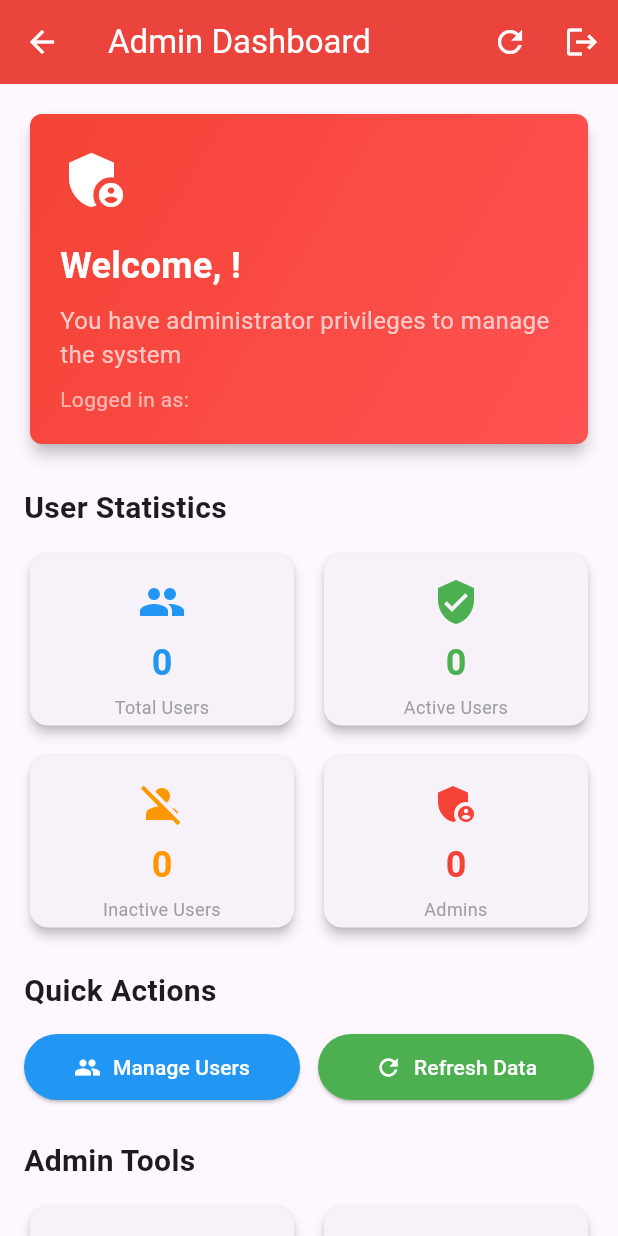
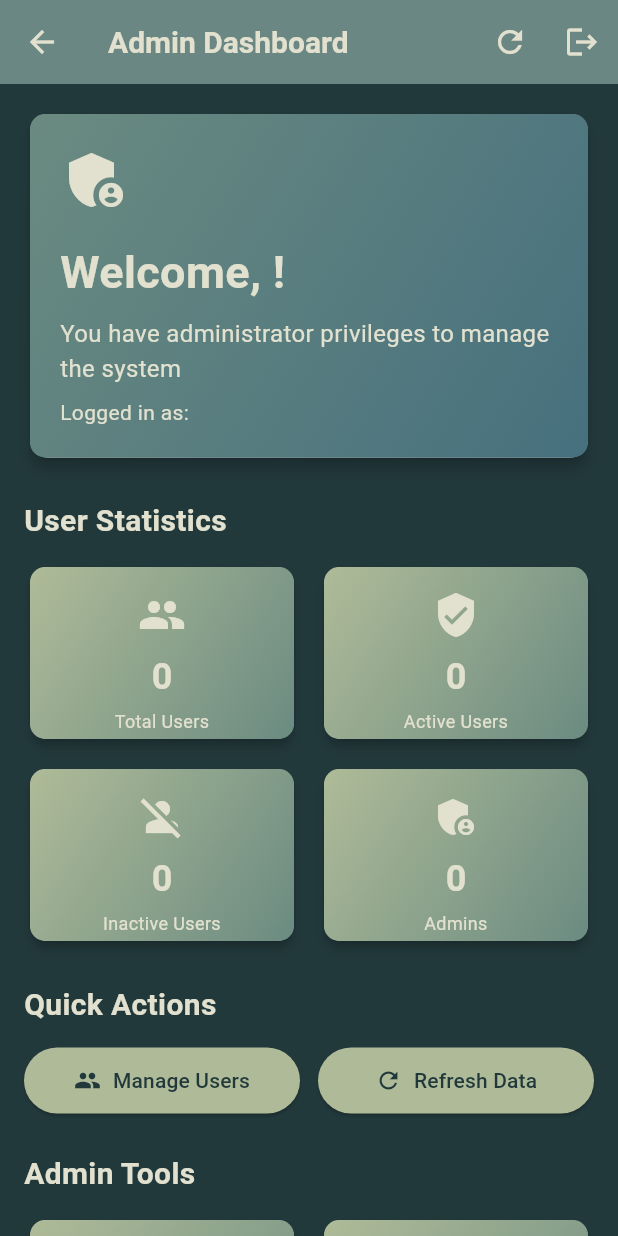
Before and after one commit to YuZhongHang/EcoKnights, a Flutter app: the AdminHomeScreen screen opened directly, on a phone screen of 412 x 824 dp. Run offline on Flutter 3.47's test engine with Material 3 defaults, Android fonts, the phone set to English and light mode, and no system bars; our stand-ins replace awesome_dialog, cached_network_image, cloud_firestore, firebase_auth, firebase_core, flutter_bloc and 8 more; accounts and stored records are empty; Roboto replaces fonts that are missing (Georgia).

Commit message:
Change Color and Font for admin main page
Not finish yet

```diff
--- a/Flutter-Bloc_Cubit-Animated-Auth-Screens-Firebase-Login-SignUp-Reset-SignWithGoogle-main/lib/screens/admin/admin_home_screen.dart
+++ b/Flutter-Bloc_Cubit-Animated-Auth-Screens-Firebase-Login-SignUp-Reset-SignWithGoogle-main/lib/screens/admin/admin_home_screen.dart
@@ -2,10 +2,13 @@ import 'package:auth_bloc/screens/profile/profile_screen.dart';
 import 'package:flutter/material.dart';
 import 'package:firebase_auth/firebase_auth.dart';
 import 'package:cloud_firestore/cloud_firestore.dart';
+import 'package:google_fonts/google_fonts.dart';
 
 import '../../models/user_model.dart';
 import 'admin_user_management.dart';
 import '../profile/edit_profile_screen.dart';
+import '../../../theming/colors.dart';
+import '../../../theming/styles.dart';
 
 class AdminHomeScreen extends StatefulWidget {
   const AdminHomeScreen({super.key});
@@ -192,10 +195,11 @@ class _AdminHomeScreenState extends State<AdminHomeScreen> {
   @override
   Widget build(BuildContext context) {
     return Scaffold(
+      backgroundColor: ColorsManager.darkBlue,
       appBar: AppBar(
-        title: const Text('Admin Dashboard'),
-        backgroundColor: Colors.red,
-        foregroundColor: Colors.white,
+        title: Text('Admin Dashboard', style: TextStyles.adminDashboardTitle,),
+        backgroundColor: ColorsManager.gray,
+        foregroundColor: ColorsManager.lightYellow,
         elevation: 2,
         actions: [
           IconButton(
@@ -243,37 +247,33 @@ class _AdminHomeScreenState extends State<AdminHomeScreen> {
         width: double.infinity,
         decoration: BoxDecoration(
           gradient: const LinearGradient(
-            colors: [Colors.red, Colors.redAccent],
+            colors: [ColorsManager.gray, ColorsManager.mainBlue],
             begin: Alignment.topLeft,
             end: Alignment.bottomRight,
           ),
-          borderRadius: BorderRadius.circular(8),
+          borderRadius: BorderRadius.circular(10),
         ),
         padding: const EdgeInsets.all(20),
         child: Column(
           crossAxisAlignment: CrossAxisAlignment.start,
           children: [
             const Icon(Icons.admin_panel_settings,
-                size: 48, color: Colors.white),
+                size: 48, color: ColorsManager.lightYellow),
             const SizedBox(height: 16),
             Text(
               'Welcome, ${currentUser?.username ?? 'Admin'}!',
-              style: const TextStyle(
-                fontSize: 24,
-                fontWeight: FontWeight.bold,
-                color: Colors.white,
-              ),
+              style: TextStyles.adminDashboardCardTitle,
             ),
             const SizedBox(height: 8),
             const Text(
               'You have administrator privileges to manage the system',
-              style: TextStyle(fontSize: 16, color: Colors.white70),
+              style: TextStyle(fontSize: 16, color: ColorsManager.lightYellow),
             ),
             if (currentUser?.email != null) ...[
               const SizedBox(height: 8),
               Text(
                 'Logged in as: ${currentUser!.email}',
-                style: const TextStyle(fontSize: 14, color: Colors.white60),
+                style: const TextStyle(fontSize: 14, color: ColorsManager.lightYellow),
               ),
             ],
           ],
@@ -286,9 +286,9 @@ class _AdminHomeScreenState extends State<AdminHomeScreen> {
     return Column(
       crossAxisAlignment: CrossAxisAlignment.start,
       children: [
-        const Text(
+        Text(
           'User Statistics',
-          style: TextStyle(fontSize: 20, fontWeight: FontWeight.bold),
+          style: TextStyles.adminDashboardTitle,
         ),
         const SizedBox(height: 12),
         GridView.count(
@@ -300,13 +300,13 @@ class _AdminHomeScreenState extends State<AdminHomeScreen> {
           mainAxisSpacing: 12,
           children: [
             _buildStatCard('Total Users', '${userStats['total'] ?? 0}',
-                Icons.people, Colors.blue),
+                Icons.people, ColorsManager.lightYellow),
             _buildStatCard('Active Users', '${userStats['active'] ?? 0}',
-                Icons.verified_user, Colors.green),
+                Icons.verified_user, ColorsManager.lightYellow),
             _buildStatCard('Inactive Users', '${userStats['inactive'] ?? 0}',
-                Icons.person_off, Colors.orange),
+                Icons.person_off, ColorsManager.lightYellow),
             _buildStatCard('Admins', '${userStats['admins'] ?? 0}',
-                Icons.admin_panel_settings, Colors.red),
+                Icons.admin_panel_settings, ColorsManager.lightYellow),
           ],
         ),
       ],
@@ -318,6 +318,14 @@ class _AdminHomeScreenState extends State<AdminHomeScreen> {
     return Card(
       elevation: 3,
       child: Container(
+        decoration: BoxDecoration(
+          gradient: const LinearGradient(
+            colors: [ColorsManager.greyGreen, ColorsManager.gray],
+            begin: Alignment.topLeft,
+            end: Alignment.bottomRight,
+          ),
+          borderRadius: BorderRadius.circular(10),
+        ),
         padding: const EdgeInsets.all(16),
         child: Column(
           mainAxisAlignment: MainAxisAlignment.center,
@@ -329,13 +337,13 @@ class _AdminHomeScreenState extends State<AdminHomeScreen> {
               style: TextStyle(
                 fontSize: 24,
                 fontWeight: FontWeight.bold,
-                color: color,
+                color: ColorsManager.lightYellow,
               ),
             ),
             const SizedBox(height: 4),
             Text(
               title,
-              style: const TextStyle(fontSize: 12, color: Colors.grey),
+              style: const TextStyle(fontSize: 12, color: ColorsManager.lightYellow),
               textAlign: TextAlign.center,
             ),
           ],
@@ -348,9 +356,9 @@ class _AdminHomeScreenState extends State<AdminHomeScreen> {
     return Column(
       crossAxisAlignment: CrossAxisAlignment.start,
       children: [
-        const Text(
+        Text(
           'Quick Actions',
-          style: TextStyle(fontSize: 20, fontWeight: FontWeight.bold),
+          style: TextStyles.adminDashboardTitle,
         ),
         const SizedBox(height: 12),
         Row(
@@ -361,8 +369,8 @@ class _AdminHomeScreenState extends State<AdminHomeScreen> {
                 icon: const Icon(Icons.people),
                 label: const Text('Manage Users'),
                 style: ElevatedButton.styleFrom(
-                  backgroundColor: Colors.blue,
-                  foregroundColor: Colors.white,
+                  backgroundColor: ColorsManager.greyGreen,
+                  foregroundColor: ColorsManager.darkBlue,
                   padding: const EdgeInsets.symmetric(vertical: 12),
                 ),
               ),
@@ -374,8 +382,8 @@ class _AdminHomeScreenState extends State<AdminHomeScreen> {
                 icon: const Icon(Icons.refresh),
                 label: const Text('Refresh Data'),
                 style: ElevatedButton.styleFrom(
-                  backgroundColor: Colors.green,
-                  foregroundColor: Colors.white,
+                  backgroundColor: ColorsManager.greyGreen,
+                  foregroundColor: ColorsManager.darkBlue,
                   padding: const EdgeInsets.symmetric(vertical: 12),
                 ),
               ),
@@ -390,9 +398,9 @@ class _AdminHomeScreenState extends State<AdminHomeScreen> {
     return Column(
       crossAxisAlignment: CrossAxisAlignment.start,
       children: [
-        const Text(
+        Text(
           'Admin Tools',
-          style: TextStyle(fontSize: 20, fontWeight: FontWeight.bold),
+          style: TextStyles.adminDashboardTitle,
         ),
         const SizedBox(height: 12),
         GridView.builder(
@@ -411,19 +419,27 @@ class _AdminHomeScreenState extends State<AdminHomeScreen> {
               elevation: 3,
               child: InkWell(
                 onTap: action.onTap,
-                borderRadius: BorderRadius.circular(8),
                 child: Container(
+                  decoration: BoxDecoration(
+                    gradient: const LinearGradient(
+                    colors: [ColorsManager.greyGreen, ColorsManager.gray],
+                    begin: Alignment.topLeft,
+                    end: Alignment.bottomRight,
+                    ),
+                  borderRadius: BorderRadius.circular(10),
+                  ),
                   padding: const EdgeInsets.all(16),
                   child: Column(
                     mainAxisAlignment: MainAxisAlignment.center,
                     children: [
-                      Icon(action.icon, size: 36, color: action.color),
+                      Icon(action.icon, size: 36, color: ColorsManager.lightYellow),
                       const SizedBox(height: 8),
                       Text(
                         action.title,
                         style: const TextStyle(
                           fontSize: 14,
                           fontWeight: FontWeight.bold,
+                          color: ColorsManager.lightYellow,
                         ),
                         textAlign: TextAlign.center,
                       ),
@@ -431,7 +447,7 @@ class _AdminHomeScreenState extends State<AdminHomeScreen> {
                       Text(
                         action.subtitle,
                         style:
-                            const TextStyle(fontSize: 10, color: Colors.grey),
+                            const TextStyle(fontSize: 10, color: ColorsManager.gray93Color),
                         textAlign: TextAlign.center,
                         maxLines: 2,
                         overflow: TextOverflow.ellipsis,
--- a/Flutter-Bloc_Cubit-Animated-Auth-Screens-Firebase-Login-SignUp-Reset-SignWithGoogle-main/lib/theming/colors.dart
+++ b/Flutter-Bloc_Cubit-Animated-Auth-Screens-Firebase-Login-SignUp-Reset-SignWithGoogle-main/lib/theming/colors.dart
@@ -10,4 +10,5 @@ class ColorsManager {
   static const Color mediumLightShadeOfGray = Color(0xFF9E9E9E);
   static const Color coralRed = Color(0xFFFF4C5E);
   static const Color lightYellow = Color(0xFFE2E1CF);
+  static const Color greyGreen = Color(0xFFAFBB98);
 }
--- a/Flutter-Bloc_Cubit-Animated-Auth-Screens-Firebase-Login-SignUp-Reset-SignWithGoogle-main/lib/theming/styles.dart
+++ b/Flutter-Bloc_Cubit-Animated-Auth-Screens-Firebase-Login-SignUp-Reset-SignWithGoogle-main/lib/theming/styles.dart
@@ -10,6 +10,19 @@ class TextStyles {
     fontSize: 35,
     fontWeight: FontWeight.w700,
     color: ColorsManager.mainBlue,
+  );
+
+  static TextStyle adminDashboardTitle = const TextStyle(
+    fontFamily: 'Georgia',
+    color: ColorsManager.lightYellow,
+    fontSize: 20,
+    fontWeight: FontWeight.w600,
+  );
+  static TextStyle adminDashboardCardTitle = const TextStyle(
+    fontFamily: 'Georgia',
+    color: ColorsManager.lightYellow,
+    fontSize: 30,
+    fontWeight: FontWeight.w700,
   );
 
   static TextStyle font14Blue400Weight = GoogleFonts.nunitoSans(
```
Also changed, not shown: Flutter-Bloc_Cubit-Animated-Auth-Screens-Firebase-Login-SignUp-Reset-SignWithGoogle-main/pubspec.lock, 1 other file.
